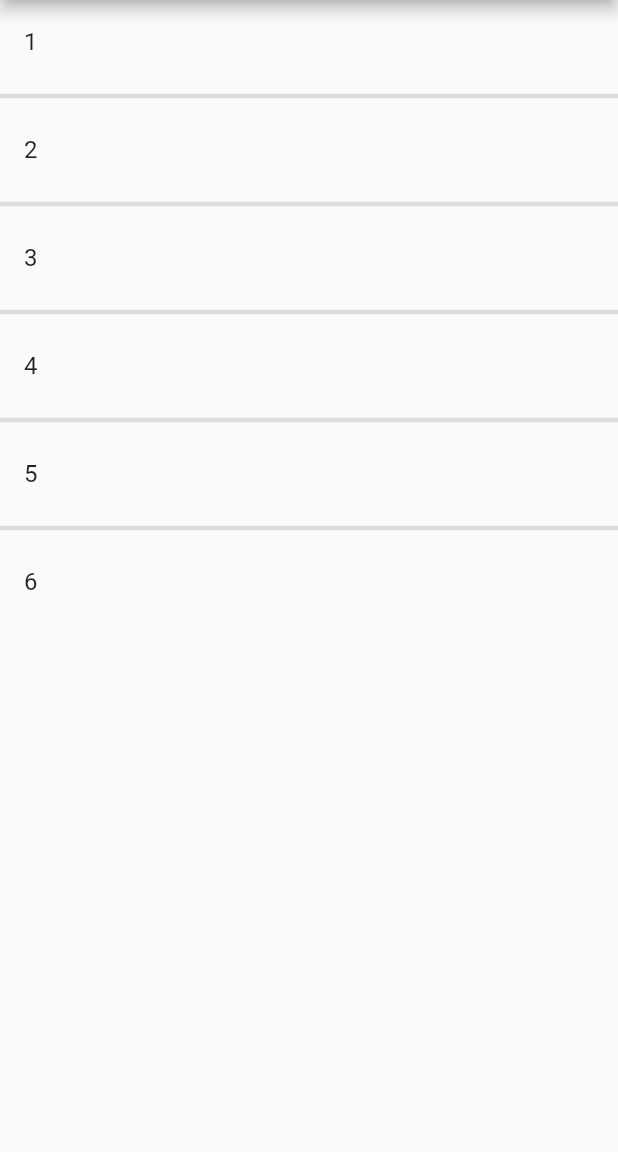
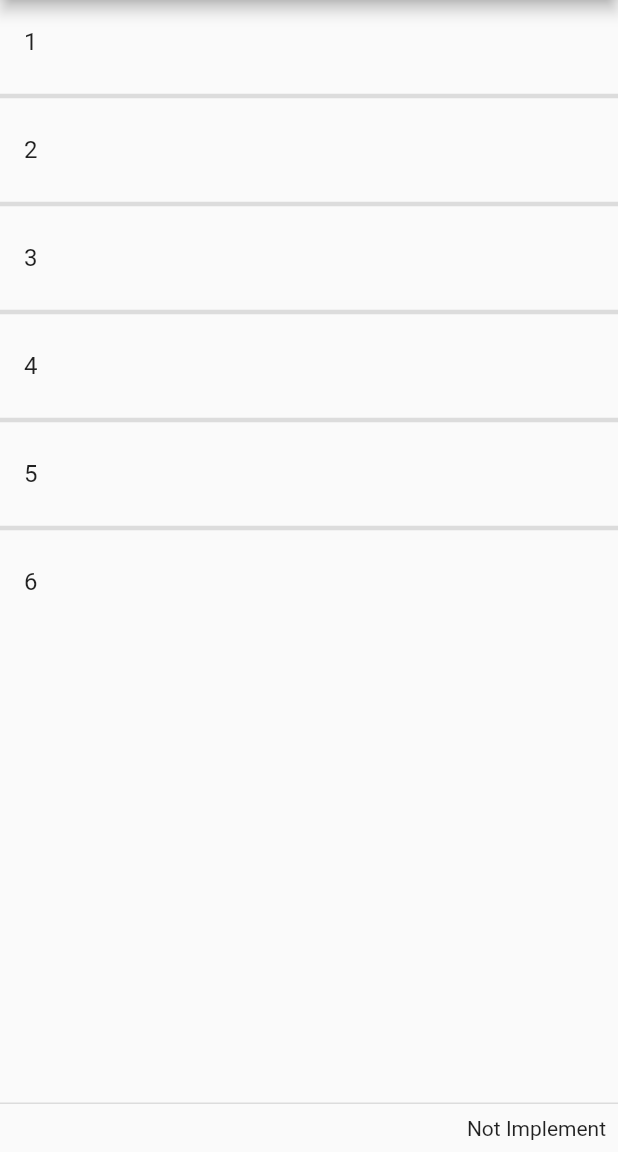
Before and after one commit to Wansuko-cmd/flutter-todo, a Flutter app: the screen it shows after launch, on a phone screen of 412 x 824 dp, the part 84-1236 px from its top. Run offline on Flutter 3.47's test engine with Material 2 defaults, Android fonts, the phone set to English and light mode, and no system bars.

Commit message:
[add] Footerを追加

```diff
--- /dev/null
+++ b/lib/footer/add_todo.dart
@@ -0,0 +1,7 @@
+import 'package:flutter/cupertino.dart';
+import 'package:todo_app/footer/add_todo_state.dart';
+
+class AddTodo extends StatefulWidget{
+  @override
+  State<StatefulWidget> createState() => AddTodoState();
+}
--- /dev/null
+++ b/lib/footer/add_todo_state.dart
@@ -0,0 +1,9 @@
+import 'package:flutter/cupertino.dart';
+import 'package:todo_app/footer/add_todo.dart';
+
+class AddTodoState extends State<AddTodo>{
+  @override
+  Widget build(BuildContext context) {
+    return Text('Not Implement');
+  }
+}
--- a/lib/main.dart
+++ b/lib/main.dart
@@ -1,4 +1,5 @@
 import 'package:flutter/material.dart';
+import 'package:todo_app/footer/add_todo.dart';
 import 'package:todo_app/todo_list/todo_list.dart';
 
 void main() {
@@ -18,7 +19,8 @@ class MyApp extends StatelessWidget {
           ),
           backgroundColor: Colors.green,
         ),
-        body: TodoList()
+        body: TodoList(),
+        persistentFooterButtons: [AddTodo()],
       ),
     );
   }
```
